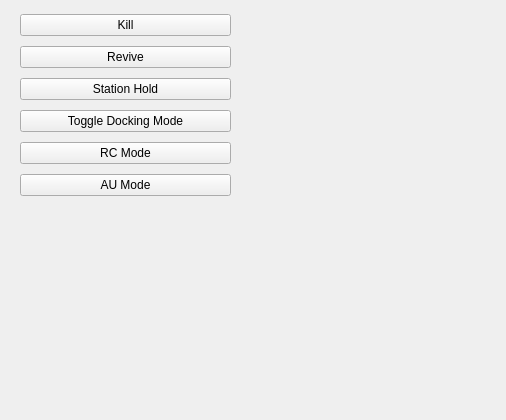
First picture: the form in utils/navigator_rqt/resource/navigator_gui.ui, repository uf-mil/mil, before the edit.
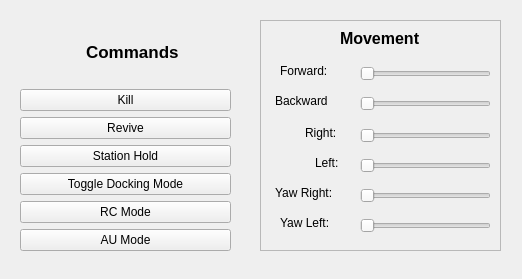
Second picture: the form after the edit.

Commit message: GUI: Add movement slider and wrench generator to gui

```diff
--- a/utils/navigator_rqt/resource/navigator_gui.ui
+++ b/utils/navigator_rqt/resource/navigator_gui.ui
@@ -6,8 +6,8 @@
    <rect>
     <x>0</x>
     <y>0</y>
-    <width>506</width>
-    <height>420</height>
+    <width>522</width>
+    <height>279</height>
    </rect>
   </property>
   <property name="windowTitle">
@@ -17,12 +17,26 @@
    <property name="geometry">
     <rect>
      <x>20</x>
-     <y>10</y>
+     <y>20</y>
      <width>211</width>
-     <height>194</height>
+     <height>231</height>
     </rect>
    </property>
    <layout class="QVBoxLayout" name="verticalLayout">
+    <item>
+     <widget class="QLabel" name="label_8">
+      <property name="font">
+       <font>
+        <pointsize>13</pointsize>
+        <weight>75</weight>
+        <bold>true</bold>
+       </font>
+      </property>
+      <property name="text">
+       <string>              Commands</string>
+      </property>
+     </widget>
+    </item>
     <item>
      <widget class="QPushButton" name="kill">
       <property name="text">
@@ -67,6 +81,201 @@
     </item>
    </layout>
   </widget>
+  <widget class="QFrame" name="frame">
+   <property name="geometry">
+    <rect>
+     <x>260</x>
+     <y>20</y>
+     <width>241</width>
+     <height>231</height>
+    </rect>
+   </property>
+   <property name="frameShape">
+    <enum>QFrame::StyledPanel</enum>
+   </property>
+   <property name="frameShadow">
+    <enum>QFrame::Raised</enum>
+   </property>
+   <widget class="QSlider" name="forward_slider">
+    <property name="geometry">
+     <rect>
+      <x>100</x>
+      <y>38</y>
+      <width>131</width>
+      <height>31</height>
+     </rect>
+    </property>
+    <property name="orientation">
+     <enum>Qt::Horizontal</enum>
+    </property>
+   </widget>
+   <widget class="QLabel" name="label">
+    <property name="geometry">
+     <rect>
+      <x>20</x>
+      <y>40</y>
+      <width>66</width>
+      <height>21</height>
+     </rect>
+    </property>
+    <property name="text">
+     <string>Forward:</string>
+    </property>
+   </widget>
+   <widget class="QLabel" name="label_2">
+    <property name="geometry">
+     <rect>
+      <x>80</x>
+      <y>10</y>
+      <width>101</width>
+      <height>17</height>
+     </rect>
+    </property>
+    <property name="font">
+     <font>
+      <pointsize>12</pointsize>
+      <weight>75</weight>
+      <bold>true</bold>
+     </font>
+    </property>
+    <property name="text">
+     <string>Movement</string>
+    </property>
+   </widget>
+   <widget class="QLabel" name="label_3">
+    <property name="geometry">
+     <rect>
+      <x>15</x>
+      <y>70</y>
+      <width>71</width>
+      <height>21</height>
+     </rect>
+    </property>
+    <property name="text">
+     <string>Backward</string>
+    </property>
+   </widget>
+   <widget class="QSlider" name="backward_slider">
+    <property name="geometry">
+     <rect>
+      <x>100</x>
+      <y>68</y>
+      <width>131</width>
+      <height>31</height>
+     </rect>
+    </property>
+    <property name="orientation">
+     <enum>Qt::Horizontal</enum>
+    </property>
+   </widget>
+   <widget class="QLabel" name="label_4">
+    <property name="geometry">
+     <rect>
+      <x>45</x>
+      <y>102</y>
+      <width>41</width>
+      <height>21</height>
+     </rect>
+    </property>
+    <property name="text">
+     <string>Right:</string>
+    </property>
+   </widget>
+   <widget class="QSlider" name="right_slider">
+    <property name="geometry">
+     <rect>
+      <x>100</x>
+      <y>100</y>
+      <width>131</width>
+      <height>31</height>
+     </rect>
+    </property>
+    <property name="orientation">
+     <enum>Qt::Horizontal</enum>
+    </property>
+   </widget>
+   <widget class="QLabel" name="label_5">
+    <property name="geometry">
+     <rect>
+      <x>55</x>
+      <y>132</y>
+      <width>31</width>
+      <height>21</height>
+     </rect>
+    </property>
+    <property name="text">
+     <string>Left:</string>
+    </property>
+   </widget>
+   <widget class="QSlider" name="left_slider">
+    <property name="geometry">
+     <rect>
+      <x>100</x>
+      <y>130</y>
+      <width>131</width>
+      <height>31</height>
+     </rect>
+    </property>
+    <property name="orientation">
+     <enum>Qt::Horizontal</enum>
+    </property>
+   </widget>
+   <widget class="QLabel" name="label_6">
+    <property name="geometry">
+     <rect>
+      <x>15</x>
+      <y>162</y>
+      <width>71</width>
+      <height>21</height>
+     </rect>
+    </property>
+    <property name="text">
+     <string>Yaw Right:</string>
+    </property>
+   </widget>
+   <widget class="QSlider" name="yaw_right_slider">
+    <property name="geometry">
+     <rect>
+      <x>100</x>
+      <y>160</y>
+      <width>131</width>
+      <height>31</height>
+     </rect>
+    </property>
+    <property name="orientation">
+     <enum>Qt::Horizontal</enum>
+    </property>
+   </widget>
+   <widget class="QLabel" name="label_7">
+    <property name="geometry">
+     <rect>
+      <x>20</x>
+      <y>192</y>
+      <width>66</width>
+      <height>21</height>
+     </rect>
+    </property>
+    <property name="text">
+     <string>Yaw Left:</string>
+    </property>
+   </widget>
+   <widget class="QSlider" name="yaw_left_slider">
+    <property name="geometry">
+     <rect>
+      <x>100</x>
+      <y>190</y>
+      <width>131</width>
+      <height>31</height>
+     </rect>
+    </property>
+    <property name="orientation">
+     <enum>Qt::Horizontal</enum>
+    </property>
+   </widget>
+  </widget>
+  <zorder>frame</zorder>
+  <zorder>nav_gui</zorder>
+  <zorder>TextLabel</zorder>
  </widget>
  <resources/>
  <connections/>
```
The commit also changes 1 other file.
